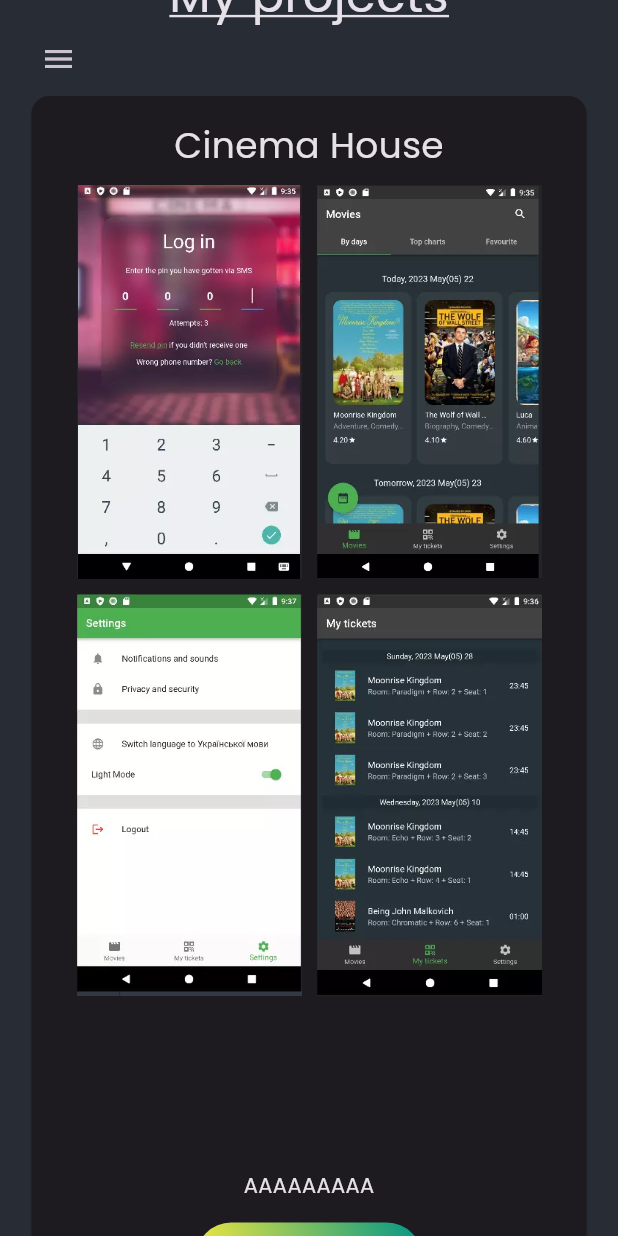
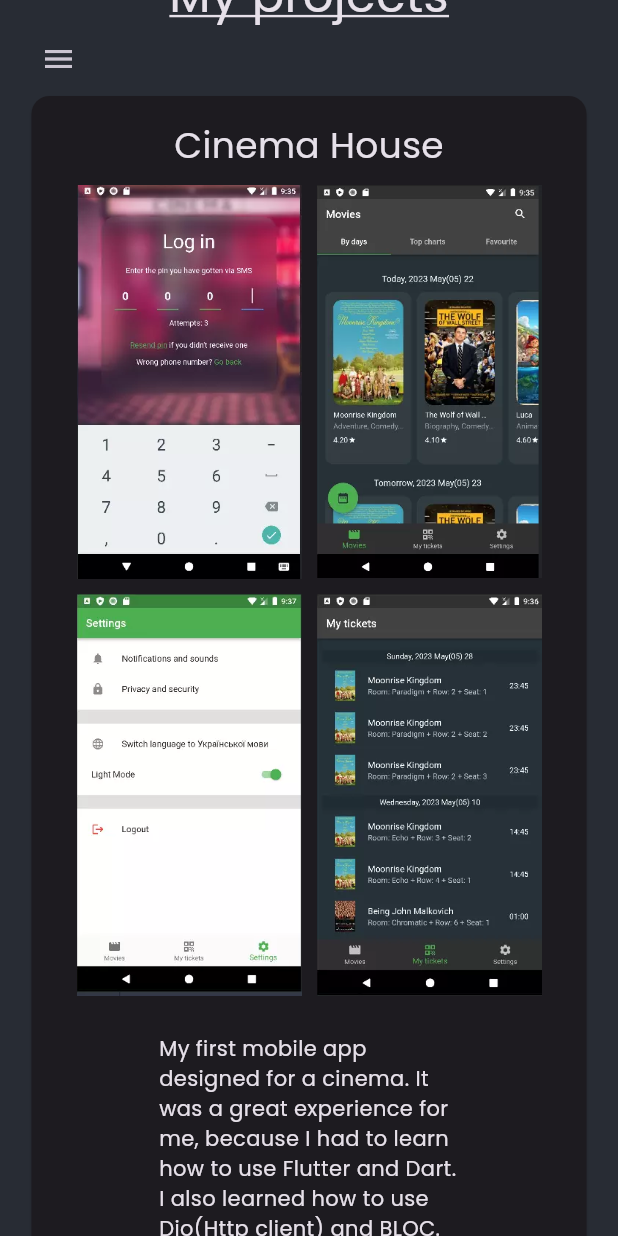
Before and after one commit to darkinowls/personal_website, a Flutter app: the screen it shows after launch, scrolled down 576 dp, on a phone screen of 412 x 824 dp. Run offline on Flutter 3.47's test engine with Material 2 defaults, Android fonts, the phone set to English and light mode, and no system bars; drawn by our look-alikes of flutter_zoom_drawer; our stand-ins replace animated_text_kit, firebase_core, font_awesome_flutter, google_fonts; missing offline and left inert: dart:html; accounts and stored records are empty; generated files the repository leaves out were written again.

Commit message:
text + certificate is added

```diff
--- /dev/null
+++ b/lib/consts.dart
@@ -0,0 +1,11 @@
+const cinemaText =
+    "My first mobile app designed for a cinema. It was a great experience for me, because I had to learn how to use Flutter and Dart. I also learned how to use Dio(Http client) and BLOC. The project was built together with Empat. My certificate is below";
+
+const seagullDriveText =
+    "It's a diploma work. The project uses Flutter as a frontend and Flask as a backend. It was the first time I worked with object storage and jwt";
+
+const spaceXText =
+    "It's a simple project created in a day or few. The flutter project uses SpaceX API to get information about launches and rockets";
+
+const coconutText =
+    "Another diploma work. I learned async Streams and a little bit of Polish 😊. I also learned how to use Supabase and how to create a backend with this BaaS";
--- a/lib/screens/home_screen.dart
+++ b/lib/screens/home_screen.dart
@@ -1,5 +1,6 @@
 import 'package:flutter/material.dart';
 import 'package:flutter_zoom_drawer/config.dart';
+import 'package:personal_website/consts.dart';
 import 'package:personal_website/main.dart';
 import 'package:personal_website/screen_controller.dart';
 import 'package:personal_website/widgets/console.dart';
@@ -33,8 +34,8 @@ class HomeScreen extends StatelessWidget {
                 const Center(
                     child: Text(
                   "My projects",
-              style:
-                  TextStyle(fontSize: 32, decoration: TextDecoration.underline),
+                  style: TextStyle(
+                      fontSize: 32, decoration: TextDecoration.underline),
                 )),
                 const SizedBox(
                   height: 25,
@@ -43,23 +44,25 @@ class HomeScreen extends StatelessWidget {
                   children: [
                     ProjectCard(
                         projectName: "Cinema House",
-                  text: "AAAAAAAAA",
-                  projectNameSnake: "cinema_house",
-                ),
+                        text: cinemaText,
+                        githubProjectNameSnake: "cinema_house",
+                        anotherLink:
+                            "https://flutter-certificates.empat.tech/certificate/8",
+                        anotherTitle: "Certificate"),
                     ProjectCard(
                       projectName: "Seagull drive (client)",
-                  text: "AAAAAAAAA",
-                  projectNameSnake: "seagull_client",
+                      text: seagullDriveText,
+                      githubProjectNameSnake: "seagull_client",
                     ),
                     ProjectCard(
                       projectName: "SpaceX test",
-                  text: "AAAAAAAAA",
-                  projectNameSnake: "spacex_test",
+                      text: spaceXText,
+                      githubProjectNameSnake: "spacex_test",
                     ),
                     ProjectCard(
                       projectName: "Coconut",
-                  text: "AAAAAAAAA",
-                  projectNameSnake: "coconut",
+                      text: coconutText,
+                      githubProjectNameSnake: "coconut",
                     ),
                   ],
                 )
--- a/lib/widgets/project_card.dart
+++ b/lib/widgets/project_card.dart
@@ -8,13 +8,19 @@ import '../custom_widgets/hero_dialog_route.dart';
 class ProjectCard extends StatelessWidget {
   final String projectName;
   final String text;
-  final String projectNameSnake;
+  final String githubProjectNameSnake;
+
+  final String? anotherTitle;
+
+  final String? anotherLink;
 
   const ProjectCard(
       {required this.projectName,
       required this.text,
-      required this.projectNameSnake,
-      Key? key})
+      required this.githubProjectNameSnake,
+      Key? key,
+      this.anotherTitle,
+      this.anotherLink})
       : super(key: key);
 
   @override
@@ -41,8 +47,9 @@ class ProjectCard extends StatelessWidget {
                         runSpacing: 10,
                         children: [
                           for (int i = 1; i <= 4; i++)
-                            TouchableImage(
-                                imagePath: "assets/$projectNameSnake/$i.webp"),
+                            _TouchableImage(
+                                imagePath:
+                                    "assets/$githubProjectNameSnake/$i.webp"),
                         ],
                       ),
                     ),
@@ -54,12 +61,19 @@ class ProjectCard extends StatelessWidget {
                         crossAxisAlignment: CrossAxisAlignment.center,
                         children: [
                           Padding(
-                            padding: const EdgeInsets.all(15),
+                            padding: const EdgeInsets.all(25),
                             child: Text(text),
                           ),
                           _GithubButton(
-                            projectNameSnake: projectNameSnake,
-                          )
+                            projectNameSnake: githubProjectNameSnake,
+                          ),
+                          if (anotherTitle != null && anotherLink != null)
+                            const SizedBox(height: 25),
+                          if (anotherTitle != null && anotherLink != null)
+                            _AnotherButton(
+                              title: anotherTitle!,
+                              link: anotherLink!,
+                            )
                         ],
                       ),
                     )
@@ -74,10 +88,10 @@ class ProjectCard extends StatelessWidget {
   }
 }
 
-class TouchableImage extends StatelessWidget {
+class _TouchableImage extends StatelessWidget {
   final String imagePath;
 
-  const TouchableImage({super.key, required this.imagePath});
+  const _TouchableImage({super.key, required this.imagePath});
 
   @override
   Widget build(BuildContext context) {
@@ -136,3 +150,35 @@ class _GithubButton extends StatelessWidget {
     );
   }
 }
+
+class _AnotherButton extends StatelessWidget {
+  final String title;
+  final String link;
+
+  const _AnotherButton({super.key, required this.title, required this.link});
+
+  @override
+  Widget build(BuildContext context) {
+    return Container(
+      decoration: const ShapeDecoration(
+          shape: StadiumBorder(),
+          gradient: LinearGradient(
+              begin: Alignment.bottomLeft,
+              end: Alignment.topRight,
+              colors: [
+                Colors.blueAccent,
+                Colors.yellow,
+              ])),
+      child: ElevatedButton(
+          onPressed: () => launchUrl(Uri.parse(link)),
+          style: ElevatedButton.styleFrom(
+            backgroundColor: Colors.transparent,
+            shadowColor: Colors.transparent,
+          ),
+          child: Text(
+            title,
+            style: const TextStyle(color: Colors.black),
+          )),
+    );
+  }
+}
```
Lines whose indentation alone changed are shown as unchanged.
